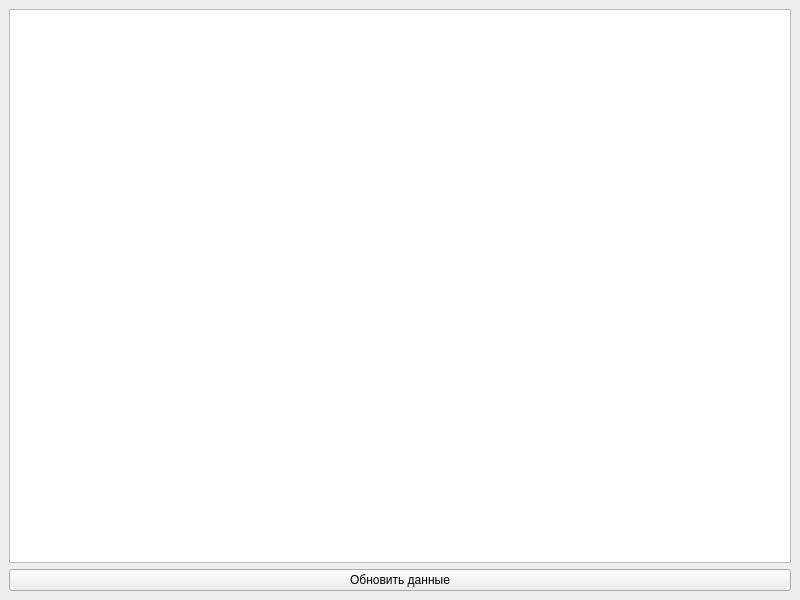
Before: the Qt Designer form main.ui in TTTpTTTr/Coffee, drawn with Qt 5.
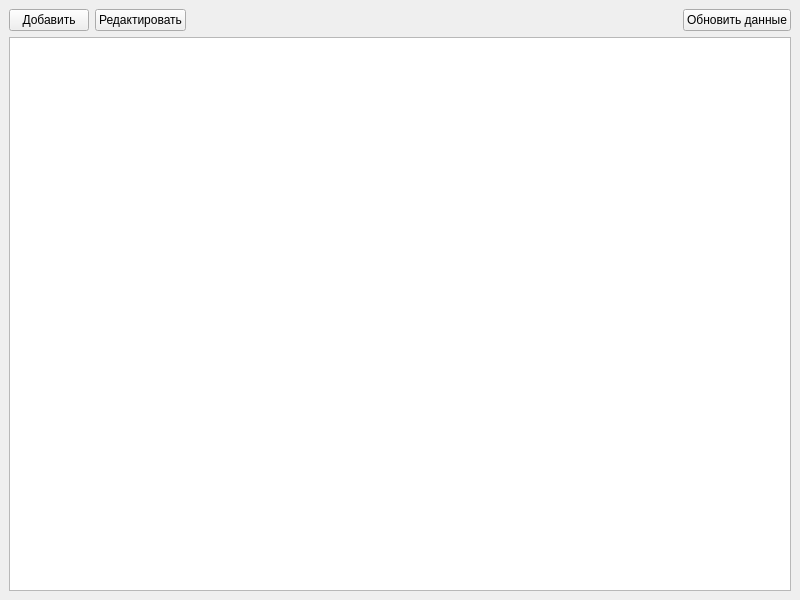
After: the same form once the commit is applied.

Commit message: Add and edit functions have been added

Patch:
```diff
--- a/main.ui
+++ b/main.ui
@@ -16,7 +16,33 @@
   <widget class="QWidget" name="centralwidget">
    <layout class="QVBoxLayout" name="verticalLayout">
     <item>
-     <widget class="QTableWidget" name="tableWidget"/>
+     <layout class="QHBoxLayout" name="buttonsLayout">
+      <item>
+       <widget class="QPushButton" name="addButton">
+        <property name="text">
+         <string>Добавить</string>
+        </property>
+       </widget>
+      </item>
+      <item>
+       <widget class="QPushButton" name="editButton">
+        <property name="text">
+         <string>Редактировать</string>
+        </property>
+       </widget>
+      </item>
+      <item>
+       <spacer name="horizontalSpacer">
+        <property name="orientation">
+         <enum>Qt::Orientation::Horizontal</enum>
+        </property>
+        <property name="sizeHint" stdset="0">
+         <size>
+          <width>40</width>
+          <height>20</height>
+         </size>
+        </property>
+       </spacer>
     </item>
     <item>
      <widget class="QPushButton" name="pushButton">
@@ -24,6 +50,11 @@
        <string>Обновить данные</string>
       </property>
      </widget>
+      </item>
+     </layout>
+    </item>
+    <item>
+     <widget class="QTableWidget" name="tableWidget"/>
     </item>
    </layout>
   </widget>
```
Lines whose indentation alone changed are shown as unchanged. The commit also changes 3 other files.
